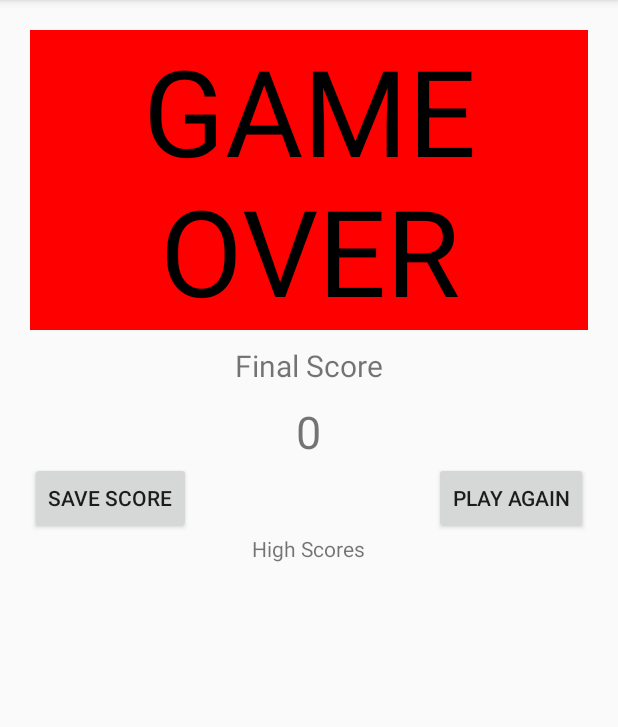
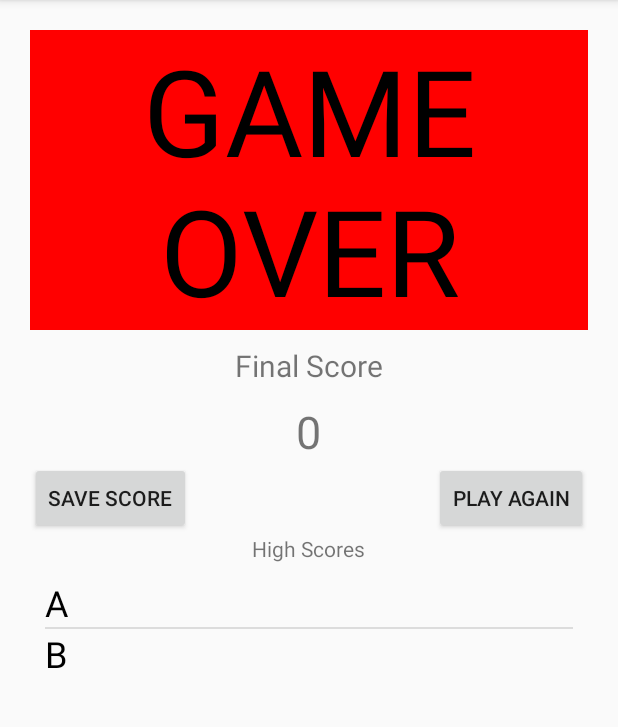
Before and after one commit to alexfbrz/GroupD_Final_Project, an Android app: the GameOverActivity screen opened directly, with no data from a screen before it, on a phone screen of 412 x 824 dp, the part 84-811 px from its top. Run offline under Robolectric (Android 15) with nearby library versions, the phone set to English and light mode, and no system bars.

```diff
--- a/app/src/main/java/com/example/kendra/groupd_finalproject/GameOverActivity.java
+++ b/app/src/main/java/com/example/kendra/groupd_finalproject/GameOverActivity.java
@@ -28,7 +28,7 @@ public class GameOverActivity extends AppCompatActivity {
     Button saveBtn, playAgainBtn;
     Statement statement;
     String insertQuery = "";
-    String selectQuerry = "SELECT username FROM highScores ORDER BY score DESC LIMIT 5;";
+    String selectQuerry = "SELECT * FROM highScores ORDER BY score DESC LIMIT 5;";
     TextView confirmed, finalscoreTV;
     ListView myList;
 
```
